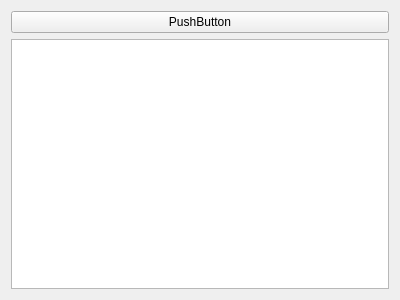
Qt form myFirstWindow.ui (Wan-woo/HS-intern) before a commit.
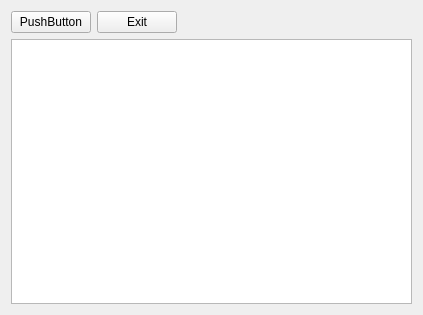
The same form after that commit.

Commit message: 增加了消息框

What changed in the file:
```diff
--- a/myFirstWindow.ui
+++ b/myFirstWindow.ui
@@ -6,8 +6,8 @@
    <rect>
     <x>0</x>
     <y>0</y>
-    <width>400</width>
-    <height>300</height>
+    <width>423</width>
+    <height>315</height>
    </rect>
   </property>
   <property name="windowTitle">
@@ -21,9 +21,29 @@
      </property>
     </widget>
    </item>
-   <item row="1" column="0">
+   <item row="1" column="0" colspan="3">
     <widget class="QTextEdit" name="textEdit"/>
    </item>
+   <item row="0" column="2">
+    <spacer name="horizontalSpacer">
+     <property name="orientation">
+      <enum>Qt::Horizontal</enum>
+     </property>
+     <property name="sizeHint" stdset="0">
+      <size>
+       <width>40</width>
+       <height>20</height>
+      </size>
+     </property>
+    </spacer>
+   </item>
+   <item row="0" column="1">
+    <widget class="QPushButton" name="exitButton">
+     <property name="text">
+      <string>Exit</string>
+     </property>
+    </widget>
+   </item>
   </layout>
  </widget>
  <resources/>
```
Left out of the diff: 21 changed lines with no effect on the pictures. The commit also changes 2 other files.
